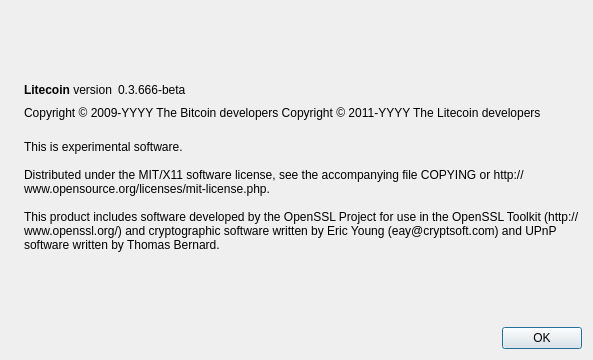
Above: src/qt/forms/aboutdialog.ui from socomj/Illuminati-Coin before the change. Below: the same form after it.
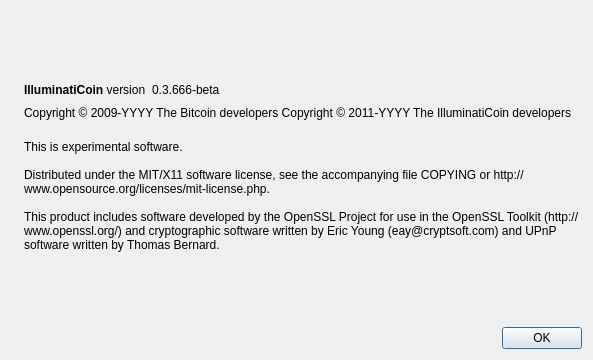
That is the form after the change. Icons and pictures are not drawn.

```diff
--- a/src/qt/forms/aboutdialog.ui
+++ b/src/qt/forms/aboutdialog.ui
@@ -50,7 +50,7 @@
           <cursorShape>IBeamCursor</cursorShape>
          </property>
          <property name="text">
-          <string>&lt;b&gt;Litecoin&lt;/b&gt; version</string>
+          <string>&lt;b&gt;IlluminatiCoin&lt;/b&gt; version</string>
          </property>
          <property name="textInteractionFlags">
           <set>Qt::LinksAccessibleByMouse|Qt::TextSelectableByKeyboard|Qt::TextSelectableByMouse</set>
@@ -92,7 +92,7 @@
        </property>
        <property name="text">
         <string notr="true">Copyright &amp;copy; 2009-YYYY The Bitcoin developers
-Copyright &amp;copy; 2011-YYYY The Litecoin developers</string>
+Copyright &amp;copy; 2011-YYYY The IlluminatiCoin developers</string>
        </property>
        <property name="textFormat">
         <enum>Qt::RichText</enum>
```
Left out of the diff: 2 changed lines with no effect on the pictures.
